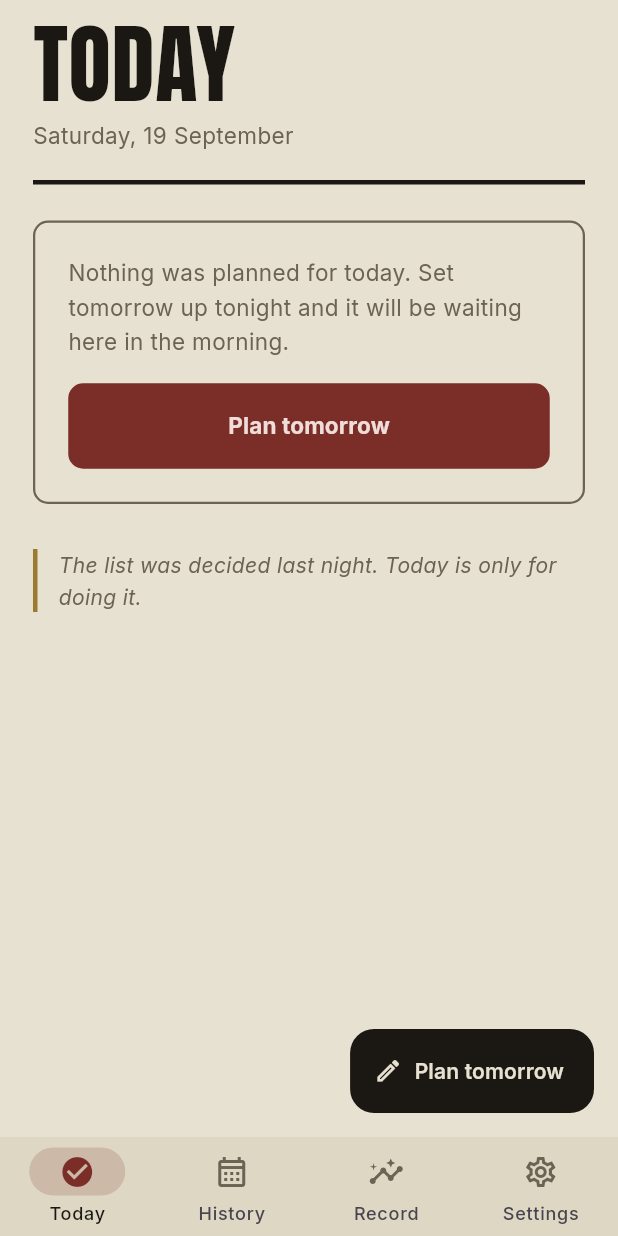
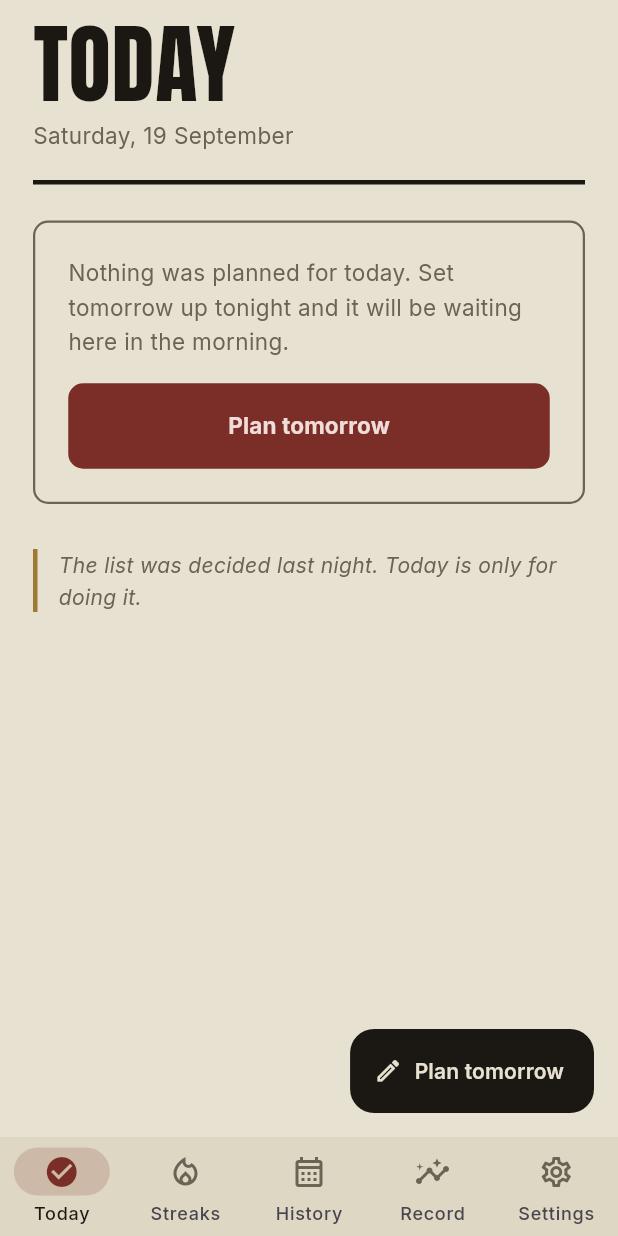
Before and after one commit to biruksolomon/plan-for-tomorrow, a Flutter app: the screen it shows after launch, on a phone screen of 412 x 824 dp. Run offline on Flutter 3.47's test engine with Material 3 defaults, Android fonts, the phone set to English and light mode, and no system bars; our stand-ins replace fl_chart, google_fonts, sqflite; accounts and stored records are empty.

Commit message:
feat: wire Streaks tab and provider into app shell

```diff
--- a/lib/main.dart
+++ b/lib/main.dart
@@ -4,6 +4,7 @@ import 'package:provider/provider.dart';
 import 'core/theme.dart';
 import 'screens/home_shell.dart';
 import 'state/app_state.dart';
+import 'state/habit_streaks_state.dart';
 
 void main() {
   WidgetsFlutterBinding.ensureInitialized();
@@ -15,8 +16,11 @@ class PlanTomorrowApp extends StatelessWidget {
 
   @override
   Widget build(BuildContext context) {
-    return ChangeNotifierProvider(
-      create: (_) => AppState()..load(),
+    return MultiProvider(
+      providers: [
+        ChangeNotifierProvider(create: (_) => AppState()..load()),
+        ChangeNotifierProvider(create: (_) => HabitStreaksState()..load()),
+      ],
       child: MaterialApp(
         title: 'Plan Tomorrow',
         debugShowCheckedModeBanner: false,
--- a/lib/screens/home_shell.dart
+++ b/lib/screens/home_shell.dart
@@ -5,8 +5,10 @@ import '../core/theme.dart';
 import '../state/app_state.dart';
 import 'analytics_screen.dart';
 import 'history_screen.dart';
+import 'new_streak_screen.dart';
 import 'plan_tomorrow_screen.dart';
 import 'settings_screen.dart';
+import 'streaks_list_screen.dart';
 import 'today_screen.dart';
 
 class HomeShell extends StatefulWidget {
@@ -21,6 +23,7 @@ class _HomeShellState extends State<HomeShell> {
 
   static const _tabs = [
     TodayScreen(),
+    StreaksListScreen(),
     HistoryScreen(),
     AnalyticsScreen(),
     SettingsScreen(),
@@ -28,27 +31,9 @@ class _HomeShellState extends State<HomeShell> {
 
   @override
   Widget build(BuildContext context) {
-    final showPlanButton = _index == 0;
-
     return Scaffold(
       body: SafeArea(child: _tabs[_index]),
-      floatingActionButton: showPlanButton
-          ? FloatingActionButton.extended(
-              backgroundColor: AppColors.ink,
-              foregroundColor: AppColors.paper,
-              elevation: 0,
-              onPressed: () => Navigator.of(context).push(
-                MaterialPageRoute(builder: (_) => const PlanTomorrowScreen()),
-              ),
-              icon: const Icon(Icons.edit_outlined, size: 19),
-              label: Text(
-                context.watch<AppState>().needsTomorrowPlan
-                    ? 'Plan tomorrow'
-                    : 'Edit tomorrow',
-                style: AppTheme.body(14, color: AppColors.paper, weight: FontWeight.w600),
-              ),
-            )
-          : null,
+      floatingActionButton: _fab(context),
       bottomNavigationBar: NavigationBar(
         selectedIndex: _index,
         onDestinationSelected: (i) => setState(() => _index = i),
@@ -62,6 +47,11 @@ class _HomeShellState extends State<HomeShell> {
             icon: Icon(Icons.check_circle_outline, color: AppColors.muted),
             selectedIcon: Icon(Icons.check_circle, color: AppColors.accent),
             label: 'Today',
+          ),
+          NavigationDestination(
+            icon: Icon(Icons.local_fire_department_outlined, color: AppColors.muted),
+            selectedIcon: Icon(Icons.local_fire_department, color: AppColors.accent),
+            label: 'Streaks',
           ),
           NavigationDestination(
             icon: Icon(Icons.calendar_month_outlined, color: AppColors.muted),
@@ -82,4 +72,38 @@ class _HomeShellState extends State<HomeShell> {
       ),
     );
   }
+
+  Widget? _fab(BuildContext context) {
+    if (_index == 0) {
+      return FloatingActionButton.extended(
+        backgroundColor: AppColors.ink,
+        foregroundColor: AppColors.paper,
+        elevation: 0,
+        onPressed: () => Navigator.of(context).push(
+          MaterialPageRoute(builder: (_) => const PlanTomorrowScreen()),
+        ),
+        icon: const Icon(Icons.edit_outlined, size: 19),
+        label: Text(
+          context.watch<AppState>().needsTomorrowPlan ? 'Plan tomorrow' : 'Edit tomorrow',
+          style: AppTheme.body(14, color: AppColors.paper, weight: FontWeight.w600),
+        ),
+      );
+    }
+    if (_index == 1) {
+      return FloatingActionButton.extended(
+        backgroundColor: AppColors.ink,
+        foregroundColor: AppColors.paper,
+        elevation: 0,
+        onPressed: () => Navigator.of(context).push(
+          MaterialPageRoute(builder: (_) => const NewStreakScreen()),
+        ),
+        icon: const Icon(Icons.add, size: 19),
+        label: Text(
+          'New streak',
+          style: AppTheme.body(14, color: AppColors.paper, weight: FontWeight.w600),
+        ),
+      );
+    }
+    return null;
+  }
 }
```
